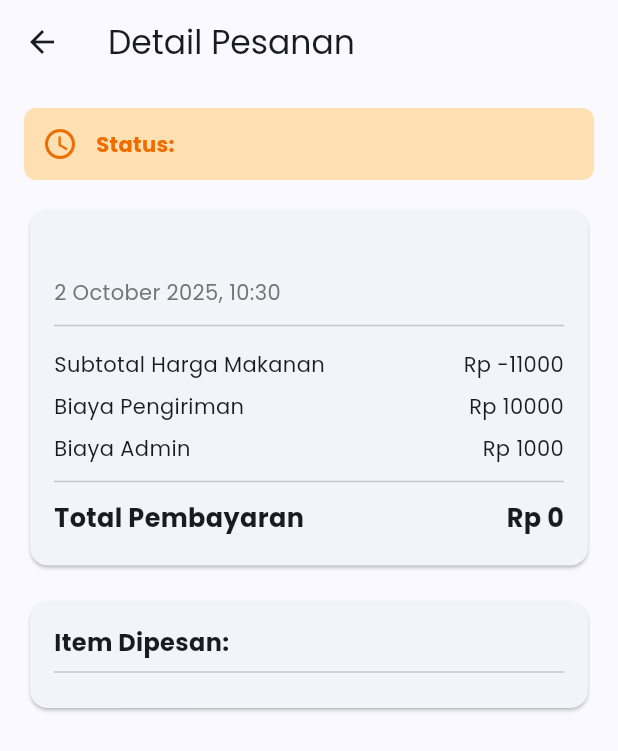
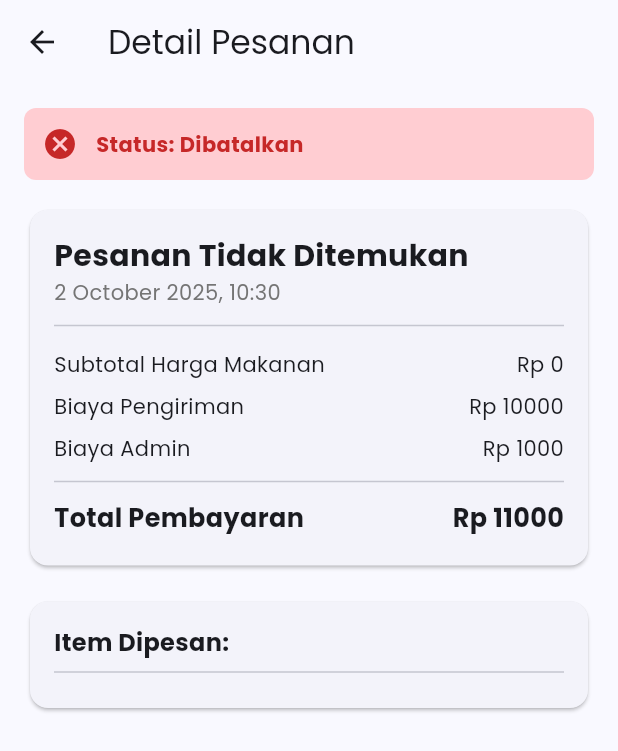
Before and after one commit to Darrell30/Food-Delivery-App, a Flutter app: the OrderDetailScreen screen opened directly with empty values, on a phone screen of 412 x 824 dp. Shown: the top 751 px of the screen. Run offline on Flutter 3.47's test engine with Material 3 defaults, Android fonts, the phone set to English and light mode, and no system bars; our stand-ins replace geocoding, geolocator, google_maps_flutter, image_picker, shared_preferences; accounts and stored records are empty.

Commit message:
merubah nama file agak tidak redunce dan menambah gif agar lebih mantap

```diff
--- a/lib/orders/orders_page.dart
+++ b/lib/orders/orders_page.dart
@@ -1,7 +1,7 @@
 import 'package:flutter/material.dart';
 import 'package:provider/provider.dart';
 import 'package:food_delivery_app/providers/order_provider.dart';
-import 'package:food_delivery_app/models/order_model.dart';
+import 'package:food_delivery_app/models/search_model.dart';
 import 'package:food_delivery_app/widgets/order_history_card.dart';
 import 'package:food_delivery_app/providers/tab_provider.dart';
 
--- a/lib/providers/order_provider.dart
+++ b/lib/providers/order_provider.dart
@@ -1,7 +1,7 @@
 import 'dart:async';
 import 'dart:convert';
 import 'package:flutter/material.dart';
-import 'package:food_delivery_app/models/order_model.dart';
+import 'package:food_delivery_app/models/search_model.dart';
 import 'package:shared_preferences/shared_preferences.dart';
 
 class OrderProvider with ChangeNotifier {
--- a/lib/providers/tab_provider.dart
+++ b/lib/providers/tab_provider.dart
@@ -1,3 +1,4 @@
+// lib/providers/tab_provider.dart
 import 'package:flutter/material.dart';
 
 class TabProvider with ChangeNotifier {
--- a/lib/screens/order_detail_screen.dart
+++ b/lib/screens/order_detail_screen.dart
@@ -1,28 +1,30 @@
-//lib/screens/order_detail_screen.dart
+// lib/screens/order_detail_screen.dart
+
 import 'package:flutter/material.dart';
-import 'package:food_delivery_app/models/order_model.dart';
+import 'package:food_delivery_app/models/search_model.dart';
 import 'package:intl/intl.dart';
-import 'payment_detail_screen.dart';
 import 'package:provider/provider.dart';
 import '../providers/order_provider.dart';
 import '../providers/tab_provider.dart';
 import '../main.dart';
+import 'payment_detail_screen.dart';
 
 class OrderDetailScreen extends StatelessWidget {
-  final OrderModel order;
+  final String orderId;
   static const double deliveryFee = 10000;
   static const double adminFee = 1000;
 
-  const OrderDetailScreen({super.key, required this.order});
+  // Konstruktor menggunakan String orderId
+  const OrderDetailScreen({super.key, required this.orderId});
 
-  void _completeOrder(BuildContext context) {
+  void _completeOrder(BuildContext context, String currentOrderId) {
     final orderProvider = Provider.of<OrderProvider>(context, listen: false);
     final tabProvider = Provider.of<TabProvider>(context, listen: false);
 
-    orderProvider.updateOrderStatus(order.orderId, 'Selesai');
+    orderProvider.updateOrderStatus(currentOrderId, 'Selesai');
 
+    // Navigasi ke tab Completed (index 3) di OrdersPage (Index 2 di MainPage)
     tabProvider.setOrdersInitialTab(3);
-
     tabProvider.changeTab(2);
 
     Navigator.of(context).pushAndRemoveUntil(
@@ -37,18 +39,30 @@ class OrderDetailScreen extends StatelessWidget {
     return Consumer<OrderProvider>(
       builder: (context, orderProvider, child) {
 
+        // 1. Ambil data pesanan dari provider menggunakan orderId
         final currentOrder = orderProvider.orderHistory.firstWhere(
-          (o) => o.orderId == order.orderId,
-          orElse: () => order,
+          (o) => o.orderId == orderId,
+          // Fallback jika order tidak ditemukan
+          orElse: () => OrderModel(
+            orderId: orderId,
+            restaurantName: 'Pesanan Tidak Ditemukan',
+            items: [],
+            totalPrice: deliveryFee + adminFee,
+            orderDate: DateTime.now(),
+            status: 'Dibatalkan',
+          ),
         );
 
         final subtotal = currentOrder.totalPrice - deliveryFee - adminFee;
+
+        final isCompleted = currentOrder.status == 'Selesai';
         final isPendingPayment = currentOrder.status == 'pending' || currentOrder.status == 'Menunggu Konfirmasi';
         final isOnDelivery = currentOrder.status == 'on_delivery';
         final isReadyToPickUp = currentOrder.status == 'Siap Diambil';
 
         Widget? bottomButton;
 
+        // --- LOGIKA TOMBOL ---
         if (isPendingPayment) {
           bottomButton = ElevatedButton(
             onPressed: () {
@@ -68,7 +82,7 @@ class OrderDetailScreen extends StatelessWidget {
           );
         } else if (isOnDelivery) {
           bottomButton = ElevatedButton(
-            onPressed: () => _completeOrder(context),
+            onPressed: () => _completeOrder(context, currentOrder.orderId),
             style: ElevatedButton.styleFrom(
               backgroundColor: Colors.green,
               foregroundColor: Colors.white,
@@ -76,11 +90,9 @@ class OrderDetailScreen extends StatelessWidget {
             ),
             child: const Text('Konfirmasi Pengantaran (Selesai)'),
           );
-        }
-
-        else if (isReadyToPickUp) {
+        } else if (isReadyToPickUp) {
           bottomButton = ElevatedButton(
-            onPressed: () => _completeOrder(context),
+            onPressed: () => _completeOrder(context, currentOrder.orderId),
             style: ElevatedButton.styleFrom(
               backgroundColor: Colors.blue,
               foregroundColor: Colors.white,
@@ -99,6 +111,39 @@ class OrderDetailScreen extends StatelessWidget {
             children: [
               _buildStatusSection(currentOrder.status),
               const SizedBox(height: 16),
+
+              // --- GIF SECTION: COMPLETED ---
+              if (isCompleted)
+                Center(
+                  child: Padding(
+                    padding: const EdgeInsets.symmetric(vertical: 16.0),
+                    child: Image.asset(
+                      'assets/gifs/Completed.gif',
+                      height: 150,
+                      fit: BoxFit.contain,
+                      errorBuilder: (context, error, stackTrace) =>
+                          const Text('GIF Completed tidak ditemukan', style: TextStyle(color: Colors.red)),
+                    ),
+                  ),
+                ),
+              // --- END GIF SECTION: COMPLETED ---
+
+              // --- GIF SECTION: ON DELIVERY ---
+              if (isOnDelivery)
+                Center(
+                  child: Padding(
+                    padding: const EdgeInsets.symmetric(vertical: 16.0),
+                    child: Image.asset(
+                      'assets/gifs/On_Delivery.gif', // Path GIF On Delivery
+                      height: 150,
+                      fit: BoxFit.contain,
+                      errorBuilder: (context, error, stackTrace) =>
+                          const Text('GIF On Delivery tidak ditemukan', style: TextStyle(color: Colors.red)),
+                    ),
+                  ),
+                ),
+              // --- END GIF SECTION: ON DELIVERY ---
+
               _buildDetailCard(context, currentOrder, subtotal),
               const SizedBox(height: 16),
               _buildItemList(currentOrder),
@@ -114,6 +159,8 @@ class OrderDetailScreen extends StatelessWidget {
       },
     );
   }
+
+  // ... (Widget Builder Methods seperti yang ada di kode Anda sebelumnya)
 
   Widget _buildStatusSection(String status) {
     Color backgroundColor;
@@ -131,9 +178,19 @@ class OrderDetailScreen extends StatelessWidget {
         iconColor = Colors.blue.shade800;
         icon = Icons.watch_later;
         break;
-      default:
+      case 'on_delivery': // Tambahkan case untuk status pengiriman
         backgroundColor = Colors.orange.shade100;
         iconColor = Colors.orange.shade800;
+        icon = Icons.delivery_dining;
+        break;
+      case 'Dibatalkan':
+        backgroundColor = Colors.red.shade100;
+        iconColor = Colors.red.shade800;
+        icon = Icons.cancel;
+        break;
+      default:
+        backgroundColor = Colors.yellow.shade100;
+        iconColor = Colors.yellow.shade800;
         icon = Icons.access_time;
     }
 
@@ -145,18 +202,9 @@ class OrderDetailScreen extends StatelessWidget {
       ),
       child: Row(
         children: [
-          Icon(
-            icon,
-            color: iconColor,
-          ),
+          Icon(icon, color: iconColor),
           const SizedBox(width: 12),
-          Text(
-            'Status: $status',
-            style: TextStyle(
-              fontWeight: FontWeight.bold,
-              color: iconColor,
-            ),
-          ),
+          Text('Status: $status', style: TextStyle(fontWeight: FontWeight.bold, color: iconColor)),
         ],
       ),
     );
@@ -223,4 +271,4 @@ class OrderDetailScreen extends StatelessWidget {
       ),
     );
   }
-}//
+}
--- a/lib/screens/order_history_screen.dart
+++ b/lib/screens/order_history_screen.dart
@@ -1,6 +1,6 @@
 import 'package:flutter/material.dart';
 import 'package:provider/provider.dart';
-import 'package:food_delivery_app/models/order_model.dart';
+import 'package:food_delivery_app/models/search_model.dart';
 import 'package:food_delivery_app/widgets/order_history_card.dart';
 import '../providers/order_provider.dart';
 
--- a/lib/screens/payment_detail_screen.dart
+++ b/lib/screens/payment_detail_screen.dart
@@ -1,6 +1,6 @@
 import 'package:flutter/material.dart';
 import 'package:provider/provider.dart';
-import 'package:food_delivery_app/models/order_model.dart';
+import 'package:food_delivery_app/models/search_model.dart';
 import 'package:food_delivery_app/providers/order_provider.dart';
 import 'package:food_delivery_app/screens/order_success_screen.dart';
 import 'package:food_delivery_app/providers/tab_provider.dart';
@@ -39,7 +39,7 @@ class _PaymentDetailScreenState extends State<PaymentDetailScreen> {
       // 3. Pindah ke OrderSuccessScreen
       Navigator.of(context).pushAndRemoveUntil(
         MaterialPageRoute(
-          builder: (context) => OrderSuccessScreen(order: widget.order),
+          builder: (context) => OrderSuccessScreen(orderId: widget.order.orderId),
         ),
         (route) => false,
       );
--- a/lib/screens/payment_screen.dart
+++ b/lib/screens/payment_screen.dart
@@ -1,5 +1,5 @@
 import 'package:flutter/material.dart';
-import 'package:food_delivery_app/models/order_model.dart';
+import 'package:food_delivery_app/models/search_model.dart';
 import 'package:food_delivery_app/models/restaurant.dart';
 import 'package:food_delivery_app/services/order_service.dart';
 import 'package:food_delivery_app/screens/order_success_screen.dart';
@@ -44,7 +44,7 @@ class _PaymentScreenState extends State<PaymentScreen> {
 
     Navigator.of(context).pushAndRemoveUntil(
       MaterialPageRoute(
-        builder: (context) => OrderSuccessScreen(order: newOrder),
+        builder: (context) => OrderSuccessScreen(orderId: newOrder.orderId),
       ),
       (route) => false,
     );
--- a/lib/screens/restaurant_detail_page.dart
+++ b/lib/screens/restaurant_detail_page.dart
@@ -3,7 +3,7 @@ import 'package:provider/provider.dart';
 import 'package:food_delivery_app/providers/tab_provider.dart';
 import 'package:food_delivery_app/providers/order_provider.dart';
 import 'package:food_delivery_app/models/restaurant.dart';
-import 'package:food_delivery_app/models/order_model.dart';
+import 'package:food_delivery_app/models/search_model.dart';
 import 'package:food_delivery_app/models/menu_item.dart';
 
 class RestaurantDetailPage extends StatefulWidget {
--- a/lib/screens/restaurant_menu_page.dart
+++ b/lib/screens/restaurant_menu_page.dart
@@ -2,7 +2,7 @@ import 'package:flutter/material.dart';
 import 'package:provider/provider.dart';
 import 'package:food_delivery_app/providers/tab_provider.dart';
 import 'package:food_delivery_app/providers/order_provider.dart';
-import 'package:food_delivery_app/models/order_model.dart';
+import 'package:food_delivery_app/models/search_model.dart';
 import 'package:food_delivery_app/models/menu_item.dart';
 
 class RestaurantMenuPage extends StatefulWidget {
--- a/lib/services/order_service.dart
+++ b/lib/services/order_service.dart
@@ -1,4 +1,4 @@
-import 'package:food_delivery_app/models/order_model.dart';
+import 'package:food_delivery_app/models/search_model.dart';
 import 'package:food_delivery_app/models/menu_item.dart';
 
 class OrderService {
--- a/lib/user_data.dart
+++ b/lib/user_data.dart
@@ -2,7 +2,7 @@ import 'dart:convert';
 import 'package:flutter/material.dart';
 import 'package:intl/intl.dart';
 import 'package:shared_preferences/shared_preferences.dart';
-import '../models/order_model.dart';
+import 'models/search_model.dart';
 
 class UserData extends ChangeNotifier {
   String _userName = "Enter Your Name";
--- a/lib/widgets/order_history_card.dart
+++ b/lib/widgets/order_history_card.dart
@@ -1,5 +1,5 @@
 import 'package:flutter/material.dart';
-import 'package:food_delivery_app/models/order_model.dart';
+import 'package:food_delivery_app/models/search_model.dart';
 import 'package:intl/intl.dart';
 import 'package:provider/provider.dart';
 import 'package:food_delivery_app/providers/order_provider.dart';
@@ -186,7 +186,7 @@ class OrderHistoryCard extends StatelessWidget {
                         Navigator.push(
                           context,
                           MaterialPageRoute(
-                            builder: (context) => OrderDetailScreen(order: order),
+                            builder: (context) => OrderDetailScreen(orderId: order.orderId),
                           ),
                         );
                       },
--- a/pubspec.yaml
+++ b/pubspec.yaml
@@ -73,6 +73,9 @@ flutter:
   # To add assets to your application, add an assets section, like this:
   assets:
     - assets/icons/
+    - assets/gifs/Completed.gif
+    - assets/gifs/On_Delivery.gif
+    - assets/gifs/Success_payment.gif
   # assets:
   #   - images/a_dot_burr.jpeg
   #   - images/a_dot_ham.jpeg
```
Also changed, not shown: lib/screens/OrderScreen.dart (+31 -23 lines), lib/screens/order_success_screen.dart (+56 -27 lines), assets/gifs/Success_payment.gif (added), lib/models/search_model.dart (renamed from lib/models/order_model.dart), pubspec.lock, 2 other files.
